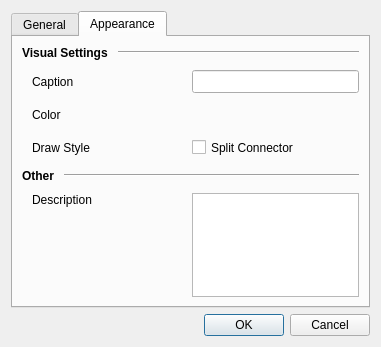
Old version of the form src/Gui/ModelEditors/dialogModelInheritanceWizard.ui in the repository Atlantic18/skipper-translation.
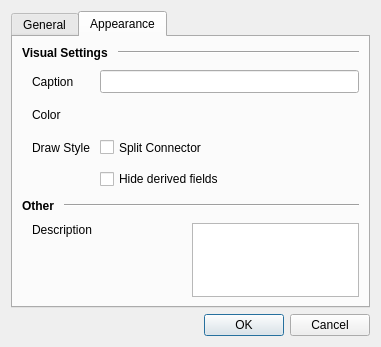
New version of the form. The open tabs and pages were chosen to show the change. Icons and pictures are not drawn. Custom widgets are drawn as their Qt base class.

Diff of the .ui file:
```diff
--- a/src/Gui/ModelEditors/dialogModelInheritanceWizard.ui
+++ b/src/Gui/ModelEditors/dialogModelInheritanceWizard.ui
@@ -297,7 +297,7 @@
         </layout>
        </item>
        <item>
-        <layout class="QGridLayout" name="gridLayout" columnminimumwidth="150,0">
+        <layout class="QGridLayout" name="gridLayout">
          <property name="leftMargin">
           <number>10</number>
          </property>
@@ -311,6 +311,23 @@
            </property>
           </widget>
          </item>
+         <item row="1" column="0">
+          <widget class="QLabel" name="label_2">
+           <property name="text">
+            <string>Color</string>
+           </property>
+          </widget>
+         </item>
+         <item row="1" column="1">
+          <widget class="Atomix::QtGui::QtColorPickerButton" name="widgetLineColor" native="true">
+           <property name="minimumSize">
+            <size>
+             <width>0</width>
+             <height>23</height>
+            </size>
+           </property>
+          </widget>
+         </item>
          <item row="2" column="1">
           <widget class="QCheckBox" name="checkSplitInheritance">
            <property name="minimumSize">
@@ -341,20 +358,10 @@
            </property>
           </widget>
          </item>
-         <item row="1" column="0">
-          <widget class="QLabel" name="label_2">
+         <item row="3" column="1">
+          <widget class="QCheckBox" name="checkHideDerived">
            <property name="text">
-            <string>Color</string>
-           </property>
-          </widget>
-         </item>
-         <item row="1" column="1">
-          <widget class="Atomix::QtGui::QtColorPickerButton" name="widgetLineColor" native="true">
-           <property name="minimumSize">
-            <size>
-             <width>0</width>
-             <height>23</height>
-            </size>
+            <string>Hide derived fields</string>
            </property>
           </widget>
          </item>
```
Left out of the diff: 9 changed lines with no effect on the pictures.
